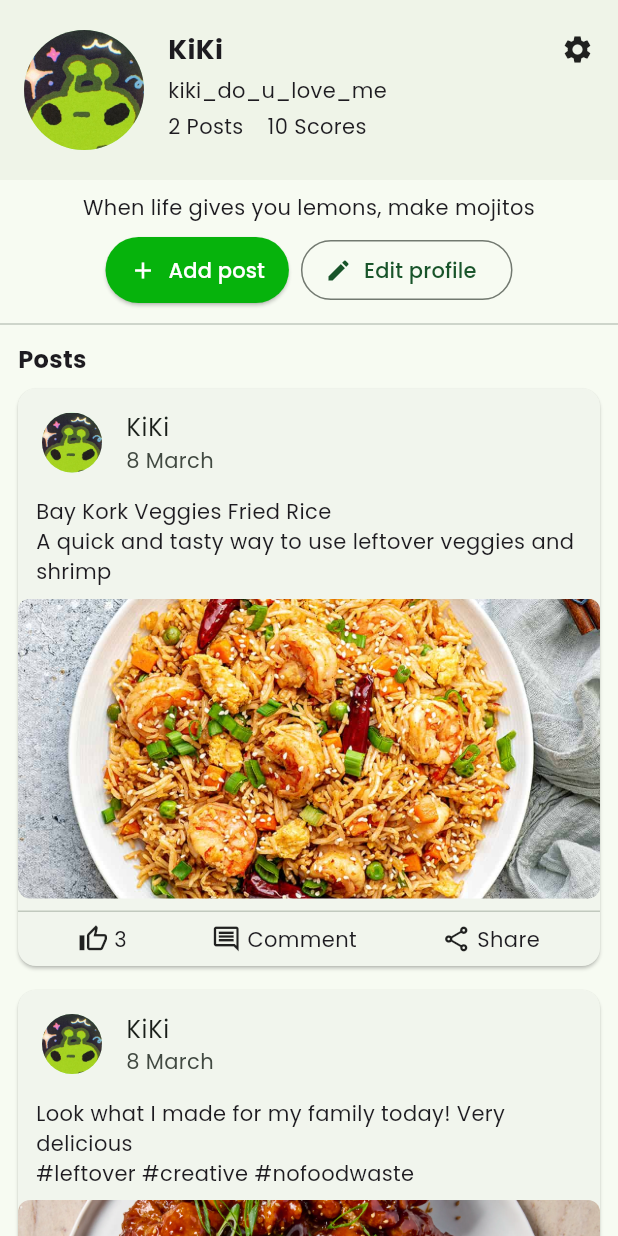
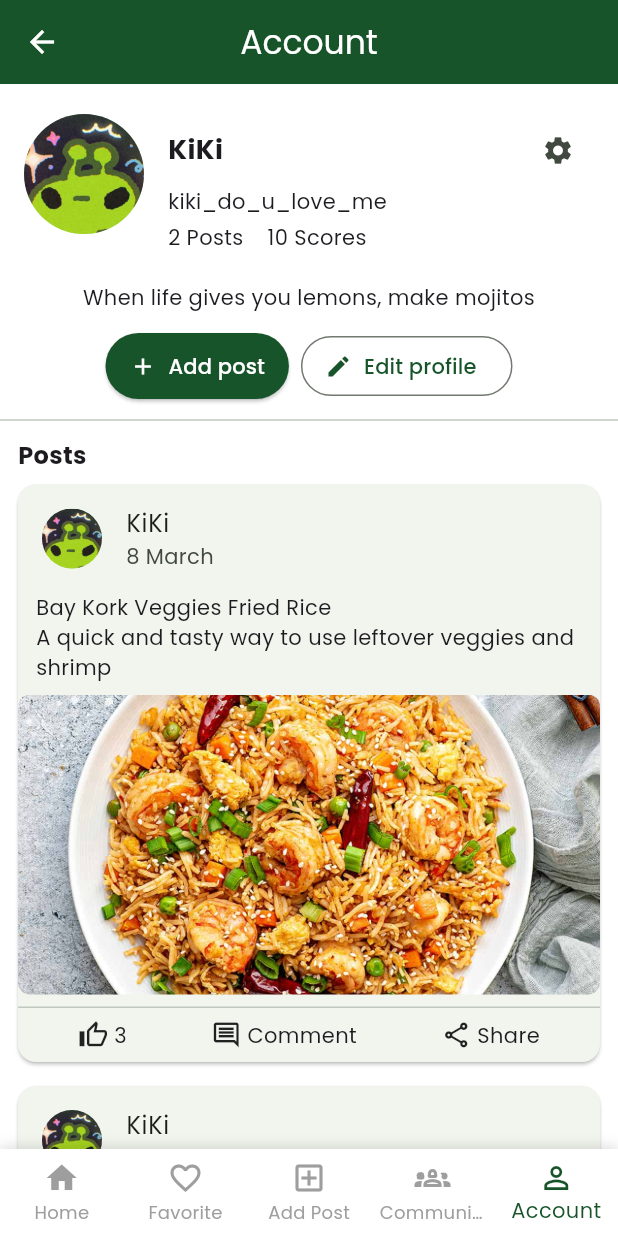
Before and after one commit to Caffeine26/GreenBite, a Flutter app: the AccountPage screen opened by its route, on a phone screen of 412 x 824 dp. Run offline on Flutter 3.47's test engine with Material 3 defaults, Android fonts, the phone set to English and light mode, and no system bars; our stand-ins replace flutter_svg, google_fonts, image_picker, share_plus, shared_preferences; missing offline and left inert: iconify_flutter; accounts and stored records are empty.

Commit message:
refined ui of all pages

```diff
--- a/lib/components/banner.dart
+++ b/lib/components/banner.dart
@@ -50,7 +50,7 @@ class _AutoBannerState extends State<AutoBanner> {
       Navigator.pushNamed(context, '/about');
     } else if (index == 1) {
       //will be input later
-      // Navigator.pushNamed(context, '/score-page');
+      Navigator.pushNamed(context, '/score-page');
     }
   }
 
--- a/lib/main.dart
+++ b/lib/main.dart
@@ -64,7 +64,7 @@ class MyApp extends StatelessWidget {
          */
         '/favorite': (context) => const FavoriteScreen(),
         '/cookbook': (context) => const CookBookPage(),
-        '/score': (context) => const RewardsScreen(),
+        '/score-page': (context) => const RewardsScreen(),
         '/privacy': (context) => const PrivacyPolicyPage(),
         '/community': (context) => const CommunityPage(),
       },
--- a/lib/screens/accounts/AccountPage.dart
+++ b/lib/screens/accounts/AccountPage.dart
@@ -1,5 +1,6 @@
 import 'dart:typed_data';
 import 'package:flutter/material.dart';
+import 'package:greenbite_app/components/navigation.dart';
 import 'package:image_picker/image_picker.dart';
 import '../../components/RecipePostCard.dart';
 import 'package:greenbite_app/screens/accounts/edit_profile_info.dart';
@@ -39,6 +40,31 @@ class _AccountPageState extends State<AccountPage> {
       'comments': <Map<String, String>>[],
     },
   ];
+  int _selectedIndex = 4; // Community tab selected
+
+  void _onItemTapped(int index) {
+    setState(() {
+      _selectedIndex = index;
+    });
+
+    switch (index) {
+      case 0:
+        Navigator.pushReplacementNamed(context, '/home');
+        break;
+      case 1:
+        Navigator.pushReplacementNamed(context, '/favorite');
+        break;
+      case 2:
+        Navigator.pushReplacementNamed(context, '/upload');
+        break;
+      case 3:
+        Navigator.pushReplacementNamed(context, '/community');
+        break;
+      case 4:
+        Navigator.pushReplacementNamed(context, '/account');
+        break;
+    }
+  }
 
   Future<void> _pickImage() async {
     final picked = await ImagePicker().pickImage(source: ImageSource.gallery);
@@ -75,11 +101,26 @@ class _AccountPageState extends State<AccountPage> {
   @override
   Widget build(BuildContext context) {
     return Scaffold(
+      backgroundColor: Colors.white,
+      bottomNavigationBar: Navigation(
+        currentIndex: _selectedIndex,
+        onTap: _onItemTapped,
+      ),
+      appBar: AppBar(
+        backgroundColor: Color(0xFF18542A),
+        elevation: 0,
+        title: const Text('Account', style: TextStyle(color: Colors.white)),
+        leading: IconButton(
+          icon: const Icon(Icons.arrow_back, color: Colors.white),
+          onPressed: () => Navigator.pushNamed(context, '/home'),
+        ),
+        centerTitle: true,
+      ),
       body: SingleChildScrollView(
         child: Column(
           children: [
             Container(
-              color: const Color(0xFFEFF4E8),
+              color: Colors.white,
               padding: const EdgeInsets.symmetric(horizontal: 16, vertical: 20),
               child: Row(
                 crossAxisAlignment: CrossAxisAlignment.start,
@@ -105,10 +146,18 @@ class _AccountPageState extends State<AccountPage> {
                                 ),
                               ),
                             ),
-                            const Icon(Icons.settings, size: 22),
+                            IconButton(
+                              icon: const Icon(Icons.settings, size: 22),
+                              onPressed: () {
+                                Navigator.pushReplacementNamed(
+                                  context,
+                                  '/account-edit',
+                                );
+                              },
+                            ),
                           ],
                         ),
-                        const SizedBox(height: 4),
+                        // const SizedBox(height: 4),
                         const Text("kiki_do_u_love_me"),
                         const SizedBox(height: 4),
                         Text("$_postCount Posts    $_score Scores"),
@@ -118,7 +167,7 @@ class _AccountPageState extends State<AccountPage> {
                 ],
               ),
             ),
-            const SizedBox(height: 8),
+            // const SizedBox(height: 8),
             const Padding(
               padding: EdgeInsets.symmetric(horizontal: 16.0),
               child: Text(
@@ -126,7 +175,7 @@ class _AccountPageState extends State<AccountPage> {
                 textAlign: TextAlign.center,
               ),
             ),
-            const SizedBox(height: 8),
+            const SizedBox(height: 12),
             Row(
               mainAxisAlignment: MainAxisAlignment.center,
               children: [
@@ -135,7 +184,7 @@ class _AccountPageState extends State<AccountPage> {
                   label: const Text("Add post"),
                   onPressed: _pickImage,
                   style: ElevatedButton.styleFrom(
-                    backgroundColor: const Color.fromARGB(255, 6, 179, 12),
+                    backgroundColor: const Color(0xFF18542A),
                     foregroundColor: Colors.white,
                     padding: const EdgeInsets.symmetric(
                       horizontal: 16,
--- a/lib/screens/homepage/listing.dart
+++ b/lib/screens/homepage/listing.dart
@@ -70,7 +70,7 @@ class _ListingState extends State<Listing> {
                     '',
                   ),
                   title: recipe['title'],
-                  rating: (recipe['rating'] as num).toDouble(), // ✅ FIXED HERE
+                  rating: (recipe['rating'] as num).toDouble(),
                   category: recipe['category'],
                 ),
               ),
--- a/lib/screens/rewards/exchange_prize_screen.dart
+++ b/lib/screens/rewards/exchange_prize_screen.dart
@@ -8,16 +8,16 @@ class ExchangePrizeScreen extends StatelessWidget {
     return Scaffold(
       backgroundColor: Colors.white,
       appBar: AppBar(
-        backgroundColor: const Color(0xFFEAF7ED),
+        backgroundColor: const Color(0xFF18542A),
         elevation: 0,
         leading: IconButton(
-          icon: const Icon(Icons.arrow_back, color: Colors.black),
+          icon: const Icon(Icons.arrow_back, color: Colors.white),
           onPressed: () => Navigator.pop(context),
         ),
         centerTitle: true,
         title: const Text(
           'Change Your Prize',
-          style: TextStyle(color: Colors.black, fontWeight: FontWeight.bold),
+          style: TextStyle(color: Colors.white, fontWeight: FontWeight.bold),
         ),
       ),
       body: ListView(
--- a/lib/screens/rewards/history_post_item.dart
+++ b/lib/screens/rewards/history_post_item.dart
@@ -19,11 +19,11 @@ class HistoryPostItem extends StatelessWidget {
       margin: const EdgeInsets.symmetric(vertical: 8),
       padding: const EdgeInsets.all(12),
       decoration: BoxDecoration(
-        color: const Color.fromARGB(255, 127, 182, 140),
+        color: Color(0xFFDDF8E6),
         borderRadius: BorderRadius.circular(16),
         boxShadow: [
           BoxShadow(
-            color: Color.fromARGB(255, 48, 90, 62).withOpacity(0.08),
+            color: Color(0xFF305A3E).withOpacity(0.08),
             blurRadius: 8,
             offset: const Offset(0, 2),
           ),
--- a/lib/screens/splash_screen/splash_sreen.dart
+++ b/lib/screens/splash_screen/splash_sreen.dart
@@ -19,7 +19,7 @@ class _FlushScreenState extends State<FlushScreen>
     super.initState();
 
     _controller = AnimationController(
-      duration: const Duration(seconds: 1),
+      duration: const Duration(milliseconds: 700),
       vsync: this,
     );
 
@@ -30,7 +30,7 @@ class _FlushScreenState extends State<FlushScreen>
 
     _controller.forward();
 
-    Future.delayed(const Duration(seconds: 3), () {
+    Future.delayed(const Duration(milliseconds: 1200), () {
       Navigator.of(context).pushReplacement(
         MaterialPageRoute(builder: (context) => const Tagline()),
       );
--- a/lib/screens/splash_screen/tagline.dart
+++ b/lib/screens/splash_screen/tagline.dart
@@ -21,7 +21,7 @@ class _TaglineState extends State<Tagline> with SingleTickerProviderStateMixin {
     super.initState();
 
     _controller = AnimationController(
-      duration: const Duration(milliseconds: 600),
+      duration: const Duration(milliseconds: 500),
       vsync: this,
     );
 
@@ -42,14 +42,14 @@ class _TaglineState extends State<Tagline> with SingleTickerProviderStateMixin {
 
     _controller.forward();
 
-    Future.delayed(const Duration(seconds: 2), () {
+    Future.delayed(const Duration(milliseconds: 1200), () {
       Navigator.of(context).pushReplacement(_createRoute());
     });
   }
 
   Route _createRoute() {
     return PageRouteBuilder(
-      transitionDuration: const Duration(milliseconds: 1000),
+      transitionDuration: const Duration(milliseconds: 600),
       pageBuilder:
           (context, animation, secondaryAnimation) => const WelcomeScreen(),
       transitionsBuilder: (context, animation, secondaryAnimation, child) {
--- a/lib/screens/uploading_step/step1.dart
+++ b/lib/screens/uploading_step/step1.dart
@@ -38,6 +38,7 @@ class _AddPhotoPageState extends State<AddPhotoPage> {
           "Upload Recipe",
           style: TextStyle(color: Colors.white),
         ),
+        centerTitle: true,
       ),
       body: Padding(
         padding: const EdgeInsets.all(20),
--- a/lib/screens/uploading_step/step2.dart
+++ b/lib/screens/uploading_step/step2.dart
@@ -106,6 +106,7 @@ class _AddIngredientPageState extends State<AddIngredientPage> {
             Navigator.pushReplacementNamed(context, '/home');
           },
         ),
+        centerTitle: true,
       ),
       body: SingleChildScrollView(
         padding: const EdgeInsets.all(20),
--- a/pubspec.yaml
+++ b/pubspec.yaml
@@ -70,7 +70,7 @@ flutter:
   # To add assets to your application, add an assets section, like this:
   assets:
     - assets/images/
-    - assets/svg/gift.svg
+    - assets/svg/
 
 
   # An image asset can refer to one or more resolution-specific "variants", see
```
Also changed, not shown: lib/components/header.dart (+10 -4 lines), lib/components/popup/notification.dart (+19 -13 lines), lib/components/search.dart (+3 -7 lines), lib/screens/community/CommunityPage.dart (+39 -7 lines), lib/screens/detail_page/recipe_detail.dart (+12 -11 lines), lib/screens/favorite/favorite_screen.dart (+9 -9 lines), lib/screens/rewards/rewards_screen.dart (+4 -4 lines), lib/screens/setting_pages/logout_page.dart (+9 -6 lines).
